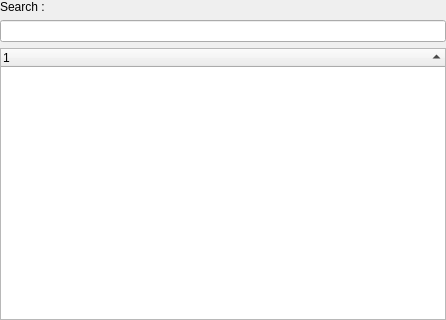
Above: retroshare-gui/src/gui/common/FriendSelectionWidget.ui from RetroShare/RetroShare before the change. Below: the same form after it.
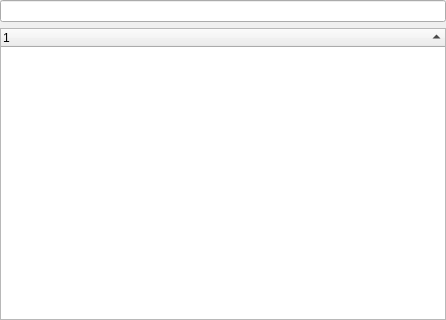
That is the form after the change. Custom widgets are drawn as their Qt base class.

Commit message: Remove unneeded Search: text in FriendSelectionWidget.ui

Patch:
```diff
--- a/retroshare-gui/src/gui/common/FriendSelectionWidget.ui
+++ b/retroshare-gui/src/gui/common/FriendSelectionWidget.ui
@@ -15,14 +15,7 @@
     <number>0</number>
    </property>
    <item>
-    <widget class="QLabel" name="filterLabel">
-     <property name="text">
-      <string>Search :</string>
-     </property>
-    </widget>
-   </item>
-   <item>
-    <layout class="QHBoxLayout" name="horizontalLayout">
+    <layout class="QHBoxLayout" name="filterHLayout">
      <item>
       <widget class="LineEditClear" name="filterLineEdit"/>
      </item>
```
Left out of the diff: 13 changed lines with no effect on the pictures.
